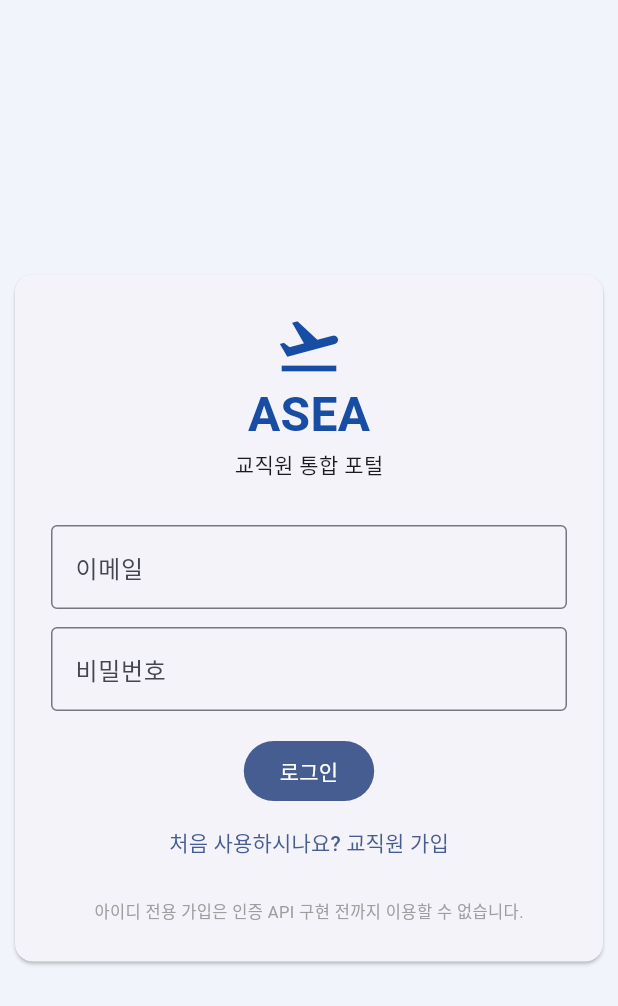
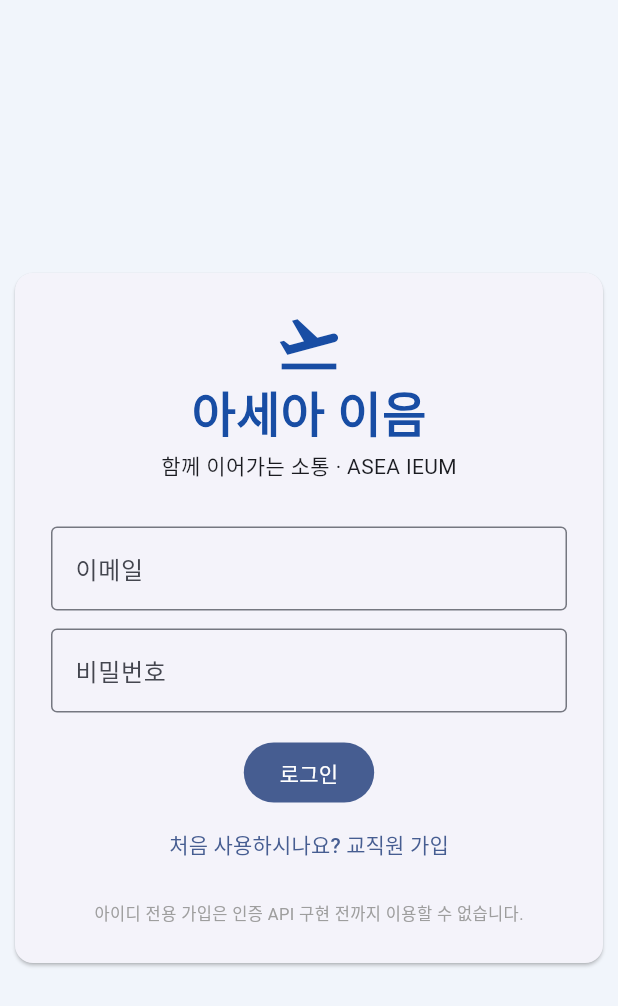
Before and after one commit to asea-college/asea, a Flutter app: the screen it shows after launch, on a phone screen of 412 x 824 dp. Shown: the top 1006 px of the screen. Run offline on Flutter 3.47's test engine with Material 3 defaults, Android fonts, the phone set to English and light mode, and no system bars; our stand-ins replace supabase_flutter; accounts and stored records are empty.

Commit message:
brand: adopt 아세아 이음 / ASEA IEUM across platform display UI

```diff
--- a/apps/mobile/lib/main.dart
+++ b/apps/mobile/lib/main.dart
@@ -6,7 +6,7 @@ const key='sb_publishable_DxtNEPtU2KktlcRQnQx9jA_szCPFzMj';
 Future<void> main() async {
  WidgetsFlutterBinding.ensureInitialized();
  await Supabase.initialize(url:url, anonKey:key);
- runApp(MaterialApp(title:'ASEA',debugShowCheckedModeBanner:false,theme:ThemeData(colorScheme:ColorScheme.fromSeed(seedColor:const Color(0xff184da4))),home:const SignIn()));
+ runApp(MaterialApp(title:'아세아 이음',debugShowCheckedModeBanner:false,theme:ThemeData(colorScheme:ColorScheme.fromSeed(seedColor:const Color(0xff184da4))),home:const SignIn()));
 }
 class SignIn extends StatefulWidget {const SignIn({super.key});@override State<SignIn> createState()=>_SignInState();}
 class _SignInState extends State<SignIn>{
@@ -25,8 +25,8 @@ class _SignInState extends State<SignIn>{
   finally{if(mounted)setState(()=>busy=false);}
  }
  @override Widget build(BuildContext context)=>Scaffold(backgroundColor:const Color(0xfff1f5fb),body:Center(child:SingleChildScrollView(child:ConstrainedBox(constraints:const BoxConstraints(maxWidth:400),child:Card(child:Padding(padding:const EdgeInsets.all(24),child:Column(mainAxisSize:MainAxisSize.min,children:[
- const Icon(Icons.flight_takeoff,size:46,color:Color(0xff184da4)),const Text('ASEA',style:TextStyle(fontSize:32,fontWeight:FontWeight.bold,color:Color(0xff184da4))),
- const Text('교직원 통합 포털'),const SizedBox(height:30),
+ const Icon(Icons.flight_takeoff,size:46,color:Color(0xff184da4)),const Text('아세아 이음',style:TextStyle(fontSize:32,fontWeight:FontWeight.bold,color:Color(0xff184da4))),
+ const Text('함께 이어가는 소통 · ASEA IEUM'),const SizedBox(height:30),
  TextField(controller:email,keyboardType:TextInputType.emailAddress,decoration:const InputDecoration(labelText:'이메일',border:OutlineInputBorder())),
  const SizedBox(height:12),TextField(controller:pw,obscureText:true,decoration:const InputDecoration(labelText:'비밀번호',border:OutlineInputBorder())),
  const SizedBox(height:16),FilledButton(onPressed:busy?null:login,child:Text(busy?'인증 중':'로그인')),
@@ -54,7 +54,7 @@ class _RegisterState extends State<Register>{
   }catch(e){if(mounted)setState(()=>status=e.toString());}
   finally{if(mounted)setState(()=>busy=false);}
  }
- @override Widget build(BuildContext context)=>Scaffold(appBar:AppBar(title:const Text('교직원 회원가입')),body:SingleChildScrollView(child:Padding(padding:const EdgeInsets.all(22),child:Column(children:[
+ @override Widget build(BuildContext context)=>Scaffold(appBar:AppBar(title:const Text('아세아 이음 · 회원가입')),body:SingleChildScrollView(child:Padding(padding:const EdgeInsets.all(22),child:Column(children:[
  TextField(controller:name,decoration:const InputDecoration(labelText:'성명')),
  DropdownButtonFormField<String>(initialValue:chosen,decoration:const InputDecoration(labelText:'소속 부서',border:OutlineInputBorder()),hint:const Text('부서를 선택하세요'),isExpanded:true,
  items:departments.map((d)=>DropdownMenuItem<String>(value:d['id'].toString(),child:Text(d['name'].toString()))).toList(),
@@ -76,7 +76,7 @@ class _RoomsState extends State<Rooms>{
    if(mounted)setState((){rooms=List<Map<String,dynamic>>.from(data);status='';loading=false;});
   }catch(e){if(mounted)setState((){status=e.toString();loading=false;});}
  }
- @override Widget build(BuildContext context)=>Scaffold(appBar:AppBar(title:const Text('ASEA · 메시지함'),actions:[if(widget.isAdmin)IconButton(tooltip:'관리자 메뉴',onPressed:()=>Navigator.push(context,MaterialPageRoute(builder:(_)=>const AdminConsole())),icon:const Icon(Icons.admin_panel_settings)),IconButton(onPressed:refresh,icon:const Icon(Icons.refresh)),IconButton(onPressed:()async{await Supabase.instance.client.auth.signOut();if(context.mounted)Navigator.pushReplacement(context,MaterialPageRoute(builder:(_)=>const SignIn()));},icon:const Icon(Icons.logout))]),
+ @override Widget build(BuildContext context)=>Scaffold(appBar:AppBar(title:const Text('아세아 이음 · 메시지함'),actions:[if(widget.isAdmin)IconButton(tooltip:'관리자 메뉴',onPressed:()=>Navigator.push(context,MaterialPageRoute(builder:(_)=>const AdminConsole())),icon:const Icon(Icons.admin_panel_settings)),IconButton(onPressed:refresh,icon:const Icon(Icons.refresh)),IconButton(onPressed:()async{await Supabase.instance.client.auth.signOut();if(context.mounted)Navigator.pushReplacement(context,MaterialPageRoute(builder:(_)=>const SignIn()));},icon:const Icon(Icons.logout))]),
  body:loading?const Center(child:CircularProgressIndicator()):ListView(children:[
  if(status.isNotEmpty)Padding(padding:const EdgeInsets.all(12),child:Text(status)),
  if(rooms.isEmpty)const Padding(padding:EdgeInsets.all(30),child:Text('참여할 대화방이 없습니다.')),
@@ -139,7 +139,7 @@ class _AdminConsoleState extends State<AdminConsole>{
   catch(e){if(mounted)setState(()=>result=e.toString());}
  }
  @override Widget build(BuildContext context)=>Scaffold(
- appBar:AppBar(title:const Text('ASEA 관리자 센터'),actions:[IconButton(onPressed:reload,icon:const Icon(Icons.refresh))]),
+ appBar:AppBar(title:const Text('이음 관리자 센터'),actions:[IconButton(onPressed:reload,icon:const Icon(Icons.refresh))]),
  body:ListView(padding:const EdgeInsets.all(18),children:[
  const ListTile(leading:Icon(Icons.verified_user),title:Text('교직원 승인'),subtitle:Text('최고 관리자 계정에서만 접근할 수 있습니다.')),
  if(loading)const LinearProgressIndicator(),
```
